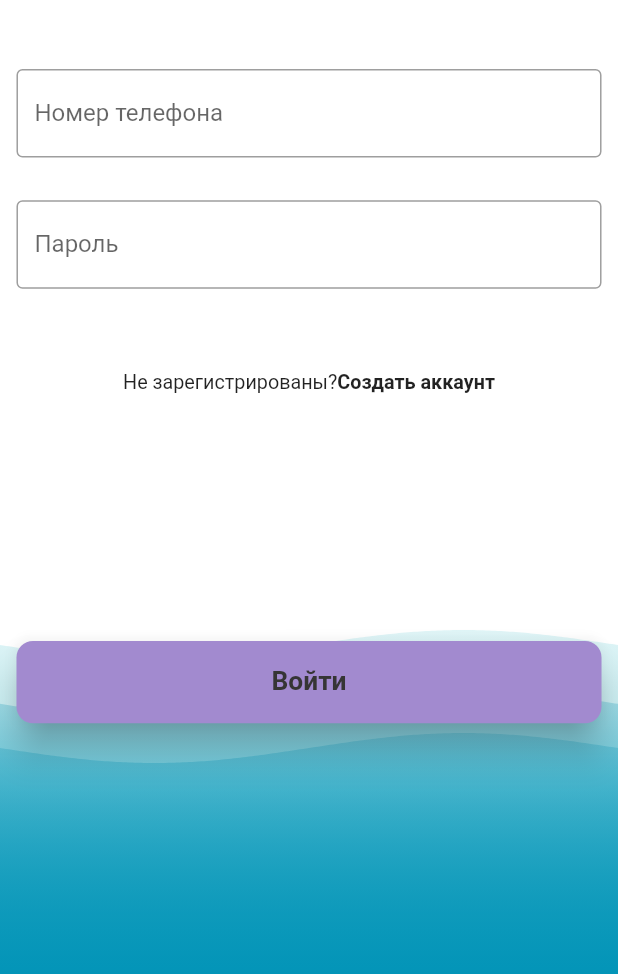
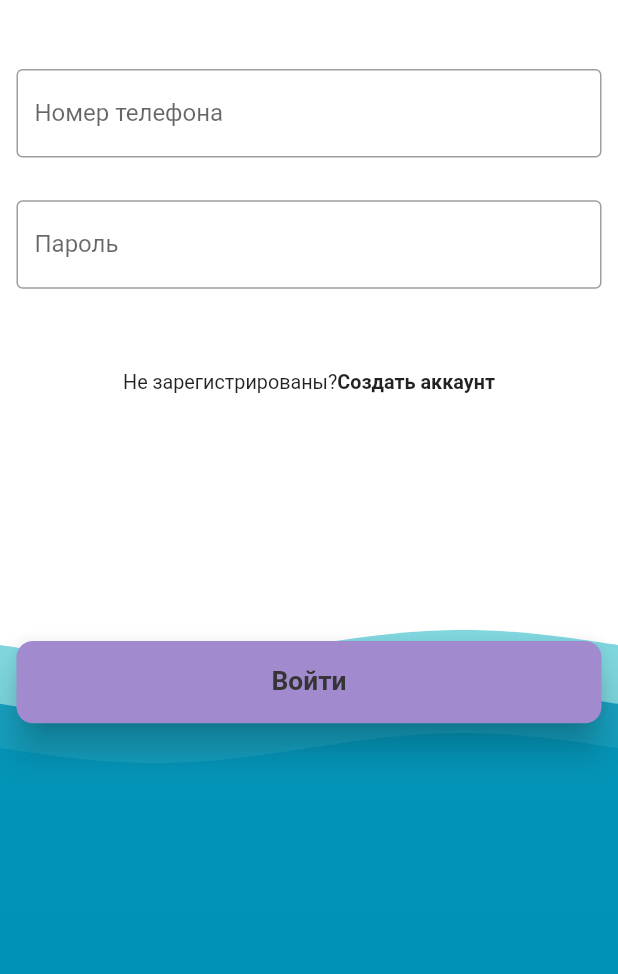
Before and after one commit to cup-of-Aygiz/bvt1901cats, a Flutter app: the screen it shows after launch, after a tap on "Войти", on a phone screen of 412 x 824 dp, the part 194-1168 px from its top. Run offline on Flutter 3.47's test engine with Material 2 defaults, Android fonts, the phone set to English and light mode, and no system bars; drawn by our look-alikes of flutter_form_builder, wave; our stand-ins replace carousel_slider, device_info_plus, device_preview, dio, fancy_shimmer_image, flutter_bloc and 12 more.

Commit message:
исправлена проблема прокрутки и некрасивой рисовке на разных устройствах, но остались еще вопросы

```diff
--- a/lib/app/presentation/theme/app_text_style.dart
+++ b/lib/app/presentation/theme/app_text_style.dart
@@ -41,6 +41,16 @@ class AppTextStyle {
     fontSize: 12.sp,
     fontWeight: FontWeight.w700,
   );
+
+  static final TextStyle normalW700S11 = TextStyle(
+    fontSize: 11.sp,
+    fontWeight: FontWeight.w700,
+  );
+  static final TextStyle normalW700S9 = TextStyle(
+    fontSize: 9.sp,
+    fontWeight: FontWeight.w700,
+  );
+
   static final TextStyle bottomNavigationLabel = TextStyle(
     fontSize: 10.sp,
     height: 1.18,
--- a/lib/features/product_page/presentation/screens/product_screen.dart
+++ b/lib/features/product_page/presentation/screens/product_screen.dart
@@ -6,6 +6,6 @@ class ProductScreen extends StatelessWidget {
 
   @override
   Widget build(BuildContext context) {
-    return Scaffold(appBar: const DefaultAppBar(),);
+    return const Scaffold(appBar: DefaultAppBar(),);
   }
 }
--- a/lib/features/registration/presentation/components/proggres_gradient.dart
+++ b/lib/features/registration/presentation/components/proggres_gradient.dart
@@ -10,6 +10,7 @@ class BackgroundProgressWidget extends StatelessWidget {
   final Color? colorTwo;
   final Color? colorThree;
   final bool error;
+
   const BackgroundProgressWidget({
     Key? key,
     required this.child,
@@ -72,7 +73,7 @@ class Wave extends StatelessWidget {
         gradients: [
           [
             color,
-            color.withOpacity(0.2),
+            color.withOpacity(0.8),
           ],
         ],
         durations: [duration.inMilliseconds],
--- a/lib/features/search/presentation/screens/search_screen.dart
+++ b/lib/features/search/presentation/screens/search_screen.dart
@@ -12,7 +12,7 @@ class SearchScreen extends StatelessWidget {
     final colors = context.appColors;
     final locale = context.appLocale;
     return Scaffold(
-      appBar: DefaultAppBar(),
+      appBar: const DefaultAppBar(),
       body: ListView(
         children: [
           Row(
--- a/lib/uikit/colors/app_colors.dart
+++ b/lib/uikit/colors/app_colors.dart
@@ -23,6 +23,7 @@ class AppColors {
   final Color transparent;
   final Color generalColor;
   final Color grey;
+  //final Color grey;
 
   //final Color thirdColor;
 
@@ -45,5 +46,5 @@ class AppColors {
         darkGreen = const Color(0xFF2DA695),
         transparent = const Color(0x00000000),
         generalColor = const Color(0xFFC8D3E6),
-        grey = const Color(0xff9e9e9e);
+        grey = const Color(0xFF9e9e9e);
 }
```
Also changed, not shown: lib/features/home/presentation/screen/home_screen.dart (+5 -41 lines), lib/features/products_catalog/presetation/components/product_container.dart (+16 -5 lines), lib/features/products_catalog/presetation/components/products_list.dart (+20 -7 lines), pubspec.lock.
